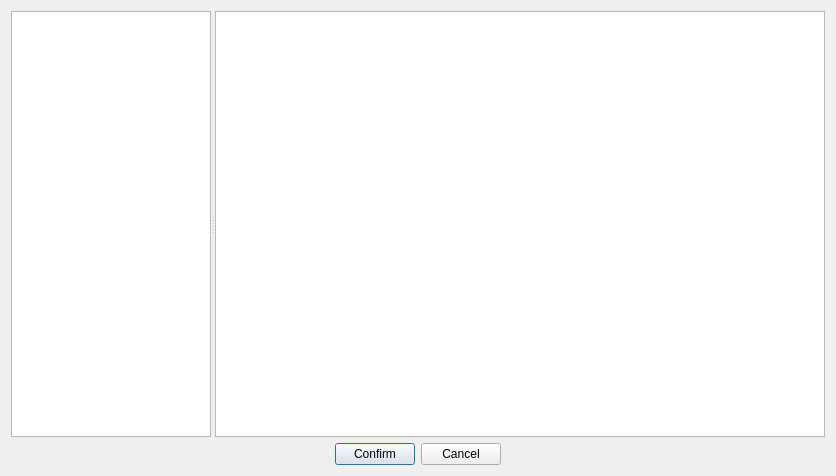
timi-liuliang/echo, file editor/echo/Editor/UI/ChooseDialog/ResChooseDialog/ResChooseDialog.ui: the form before one commit.
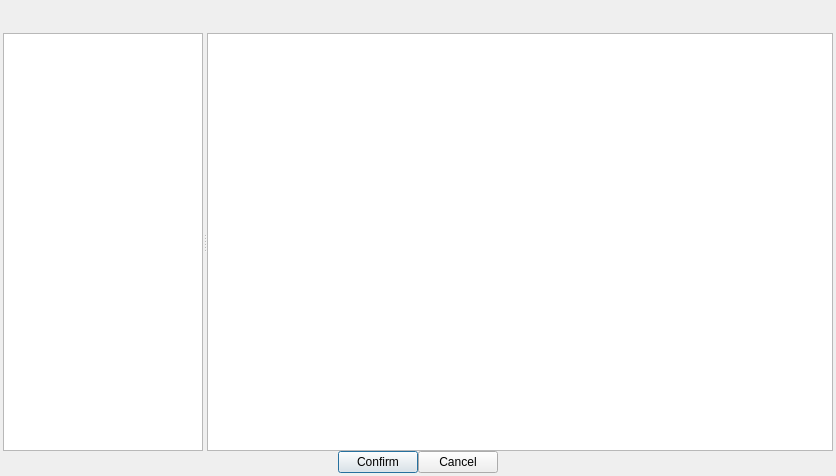
The form after the commit. Custom widgets are drawn as their Qt base class.

Commit message: Select res panel add title bar #799

What changed in the file:
```diff
--- a/editor/echo/Editor/UI/ChooseDialog/ResChooseDialog/ResChooseDialog.ui
+++ b/editor/echo/Editor/UI/ChooseDialog/ResChooseDialog/ResChooseDialog.ui
@@ -13,7 +13,46 @@
   <property name="windowTitle">
    <string>Res Choose</string>
   </property>
+  <layout class="QVBoxLayout" name="verticalLayout_2">
+   <property name="spacing">
+    <number>0</number>
+   </property>
+   <property name="leftMargin">
+    <number>0</number>
+   </property>
+   <property name="topMargin">
+    <number>0</number>
+   </property>
+   <property name="rightMargin">
+    <number>0</number>
+   </property>
+   <property name="bottomMargin">
+    <number>0</number>
+   </property>
+   <item>
+    <widget class="QT_UI::QMenuBarEx" name="m_menuBar">
+     <property name="maximumSize">
+      <size>
+       <width>16777215</width>
+       <height>30</height>
+      </size>
+     </property>
+    </widget>
+   </item>
+   <item>
   <layout class="QVBoxLayout" name="verticalLayout">
+     <property name="leftMargin">
+      <number>3</number>
+     </property>
+     <property name="topMargin">
+      <number>3</number>
+     </property>
+     <property name="rightMargin">
+      <number>3</number>
+     </property>
+     <property name="bottomMargin">
+      <number>3</number>
+     </property>
    <item>
     <widget class="QSplitter" name="splitter">
      <property name="orientation">
@@ -49,7 +88,7 @@
    <item>
     <layout class="QHBoxLayout" name="horizontalLayout">
      <item>
-      <spacer name="horizontalSpacer">
+        <spacer name="horizontalSpacer_2">
        <property name="orientation">
         <enum>Qt::Horizontal</enum>
        </property>
@@ -76,7 +115,7 @@
       </widget>
      </item>
      <item>
-      <spacer name="horizontalSpacer_2">
+        <spacer name="horizontalSpacer">
        <property name="orientation">
         <enum>Qt::Horizontal</enum>
        </property>
@@ -91,7 +130,16 @@
     </layout>
    </item>
   </layout>
+   </item>
+  </layout>
  </widget>
+ <customwidgets>
+  <customwidget>
+   <class>QT_UI::QMenuBarEx</class>
+   <extends>QLabel</extends>
+   <header>QMenuBarEx.h</header>
+  </customwidget>
+ </customwidgets>
  <resources/>
  <connections>
   <connection>
```
Lines whose indentation alone changed are shown as unchanged. The commit also changes 1 other file.
